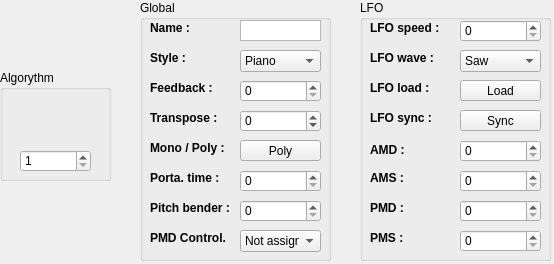
Above: qvoice.ui from LasDesu/fb01editor before the change. Below: the same form after it.
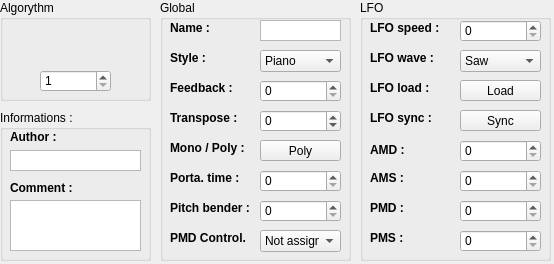
That is the form after the change. Icons and pictures are not drawn.

Patch:
```diff
--- a/qvoice.ui
+++ b/qvoice.ui
@@ -16,7 +16,7 @@
   <widget class="QGroupBox" name="grpBox_global">
    <property name="geometry">
     <rect>
-     <x>140</x>
+     <x>160</x>
      <y>0</y>
      <width>191</width>
      <height>261</height>
@@ -399,9 +399,9 @@
    <property name="geometry">
     <rect>
      <x>0</x>
-     <y>70</y>
-     <width>111</width>
-     <height>111</height>
+     <y>0</y>
+     <width>151</width>
+     <height>101</height>
     </rect>
    </property>
    <property name="title">
@@ -410,8 +410,8 @@
    <widget class="QLabel" name="lbl_algo">
     <property name="geometry">
      <rect>
-      <x>24</x>
-      <y>30</y>
+      <x>40</x>
+      <y>20</y>
       <width>71</width>
       <height>41</height>
      </rect>
@@ -426,8 +426,8 @@
    <widget class="QSpinBox" name="spnBox_algo">
     <property name="geometry">
      <rect>
-      <x>20</x>
-      <y>80</y>
+      <x>40</x>
+      <y>70</y>
       <width>71</width>
       <height>22</height>
      </rect>
@@ -765,6 +765,89 @@
     </property>
    </widget>
   </widget>
+  <widget class="QGroupBox" name="groupBox">
+   <property name="geometry">
+    <rect>
+     <x>0</x>
+     <y>110</y>
+     <width>151</width>
+     <height>151</height>
+    </rect>
+   </property>
+   <property name="title">
+    <string>Informations :</string>
+   </property>
+   <widget class="QLabel" name="lbl_author">
+    <property name="geometry">
+     <rect>
+      <x>10</x>
+      <y>20</y>
+      <width>46</width>
+      <height>14</height>
+     </rect>
+    </property>
+    <property name="font">
+     <font>
+      <weight>75</weight>
+      <bold>true</bold>
+     </font>
+    </property>
+    <property name="text">
+     <string>Author :</string>
+    </property>
+   </widget>
+   <widget class="QPlainTextEdit" name="txtEdit_author">
+    <property name="geometry">
+     <rect>
+      <x>10</x>
+      <y>40</y>
+      <width>131</width>
+      <height>21</height>
+     </rect>
+    </property>
+    <property name="verticalScrollBarPolicy">
+     <enum>Qt::ScrollBarAlwaysOff</enum>
+    </property>
+    <property name="horizontalScrollBarPolicy">
+     <enum>Qt::ScrollBarAlwaysOff</enum>
+    </property>
+   </widget>
+   <widget class="QPlainTextEdit" name="txtEdit_comment">
+    <property name="geometry">
+     <rect>
+      <x>10</x>
+      <y>90</y>
+      <width>131</width>
+      <height>51</height>
+     </rect>
+    </property>
+    <property name="verticalScrollBarPolicy">
+     <enum>Qt::ScrollBarAlwaysOff</enum>
+    </property>
+    <property name="horizontalScrollBarPolicy">
+     <enum>Qt::ScrollBarAlwaysOff</enum>
+    </property>
+   </widget>
+   <widget class="QLabel" name="lbl_author_2">
+    <property name="geometry">
+     <rect>
+      <x>10</x>
+      <y>70</y>
+      <width>71</width>
+      <height>16</height>
+     </rect>
+    </property>
+    <property name="font">
+     <font>
+      <weight>75</weight>
+      <bold>true</bold>
+     </font>
+    </property>
+    <property name="text">
+     <string>Comment :</string>
+    </property>
+   </widget>
+  </widget>
  </widget>
  <resources/>
  <connections/>
```
